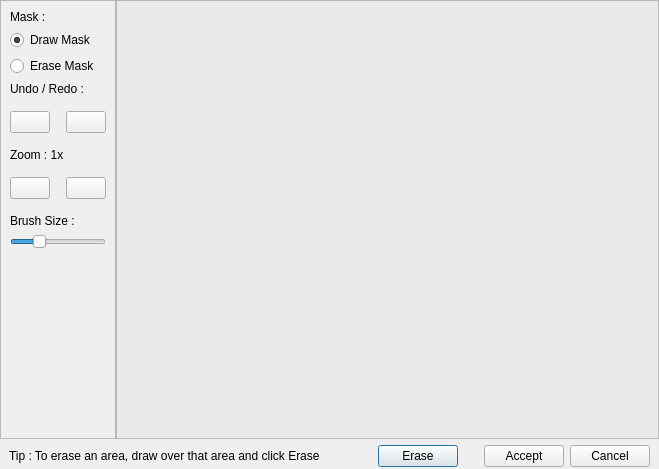
This is src/inpaint_dialog.ui in ksharindam/photoquick as Qt 5 draws it before an edit. The edited form follows.
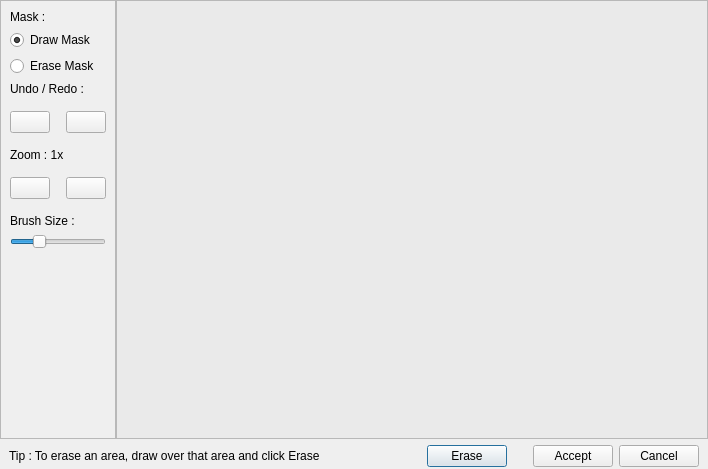
This is the edited form. Icons and pictures are not drawn.

```diff
--- a/src/inpaint_dialog.ui
+++ b/src/inpaint_dialog.ui
@@ -6,7 +6,7 @@
    <rect>
     <x>0</x>
     <y>0</y>
-    <width>659</width>
+    <width>708</width>
     <height>469</height>
    </rect>
   </property>
@@ -33,7 +33,7 @@
        <rect>
         <x>0</x>
         <y>0</y>
-        <width>525</width>
+        <width>574</width>
         <height>429</height>
        </rect>
       </property>
```
Left out of the diff: 18 changed lines with no effect on the pictures.
